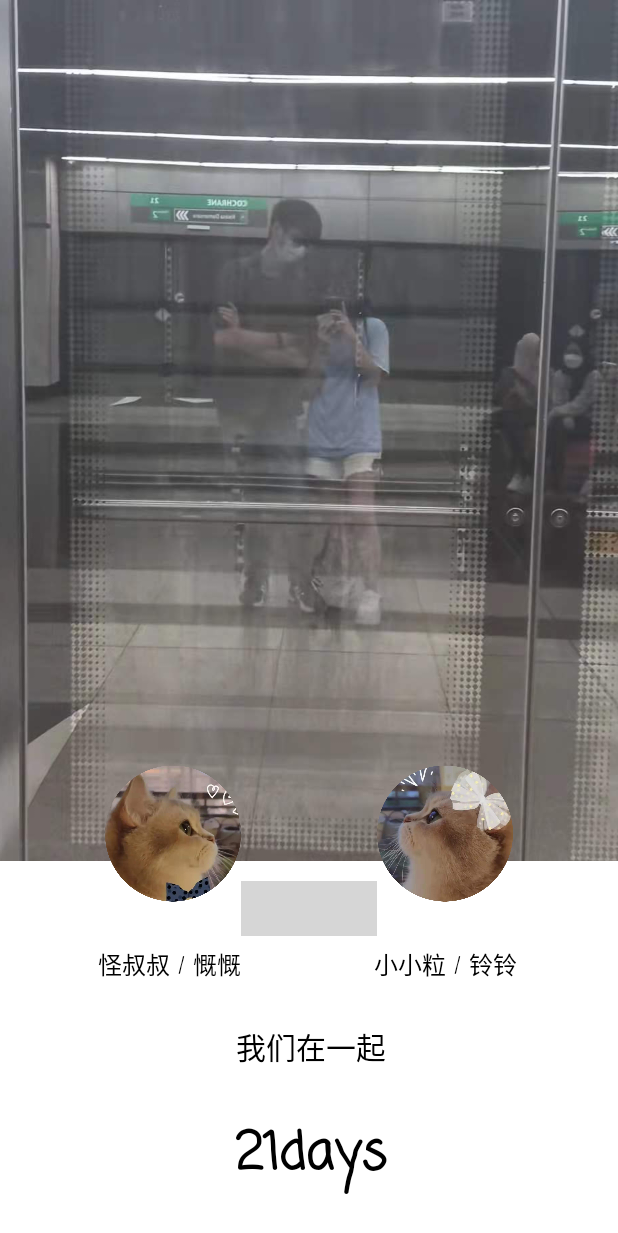
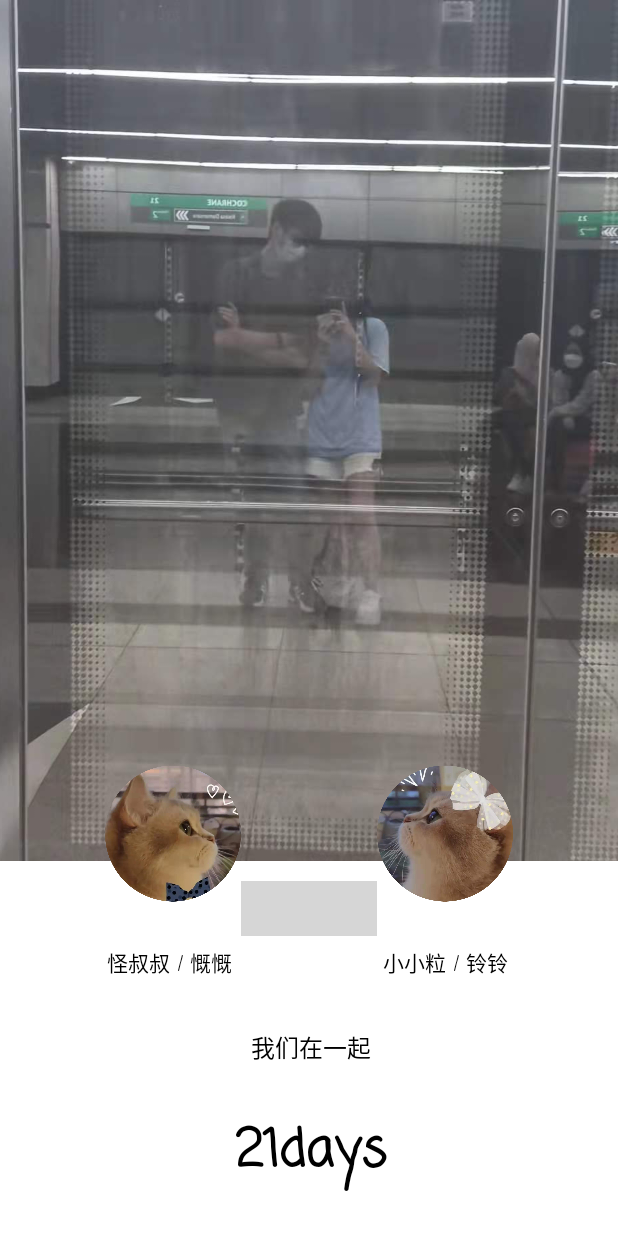
Before and after one commit to wkyg/ForU, an Android app: the screen it shows after launch (DetailActivity), on a phone screen of 412 x 824 dp. Shown: the top 1233 px of the screen. Run offline under Robolectric (Android 15) with nearby library versions, the phone set to English and light mode, and no system bars; libraries missing offline, so code that uses them is left out: com.google.protobuf, com.google.type; grey boxes are pictures that could not be loaded.

```diff
--- a/app/src/main/res/layout/activity_detail.xml
+++ b/app/src/main/res/layout/activity_detail.xml
@@ -17,7 +17,8 @@
         app:layout_constraintHorizontal_bias="0.0"
         app:layout_constraintStart_toStartOf="parent"
         app:layout_constraintTop_toTopOf="parent"
-        app:srcCompat="@drawable/tgt" />
+        app:srcCompat="@drawable/tgt"
+        tools:ignore="ImageContrastCheck" />
 
     <LinearLayout
         android:id="@+id/WkLayout"
@@ -82,7 +83,7 @@
         android:fontFamily="casual"
         android:text="小小粒 / 铃铃"
         android:textColor="@color/black"
-        android:textSize="16sp"
+        android:textSize="14sp"
         app:layout_constraintEnd_toEndOf="@+id/YlLayout"
         app:layout_constraintStart_toStartOf="@+id/YlLayout"
         app:layout_constraintTop_toBottomOf="@+id/YlLayout" />
@@ -94,7 +95,7 @@
         android:fontFamily="casual"
         android:text="怪叔叔 / 慨慨 "
         android:textColor="@color/black"
-        android:textSize="16sp"
+        android:textSize="14sp"
         app:layout_constraintEnd_toEndOf="@+id/WkLayout"
         app:layout_constraintStart_toStartOf="@+id/WkLayout"
         app:layout_constraintTop_toBottomOf="@+id/WkLayout" />
@@ -106,7 +107,7 @@
         android:fontFamily="casual"
         android:text="我们在一起"
         android:textColor="@color/black"
-        android:textSize="20sp"
+        android:textSize="16sp"
         app:layout_constraintBottom_toBottomOf="parent"
         app:layout_constraintEnd_toStartOf="@+id/WkTxt"
         app:layout_constraintStart_toEndOf="@+id/YlTxt"
```
